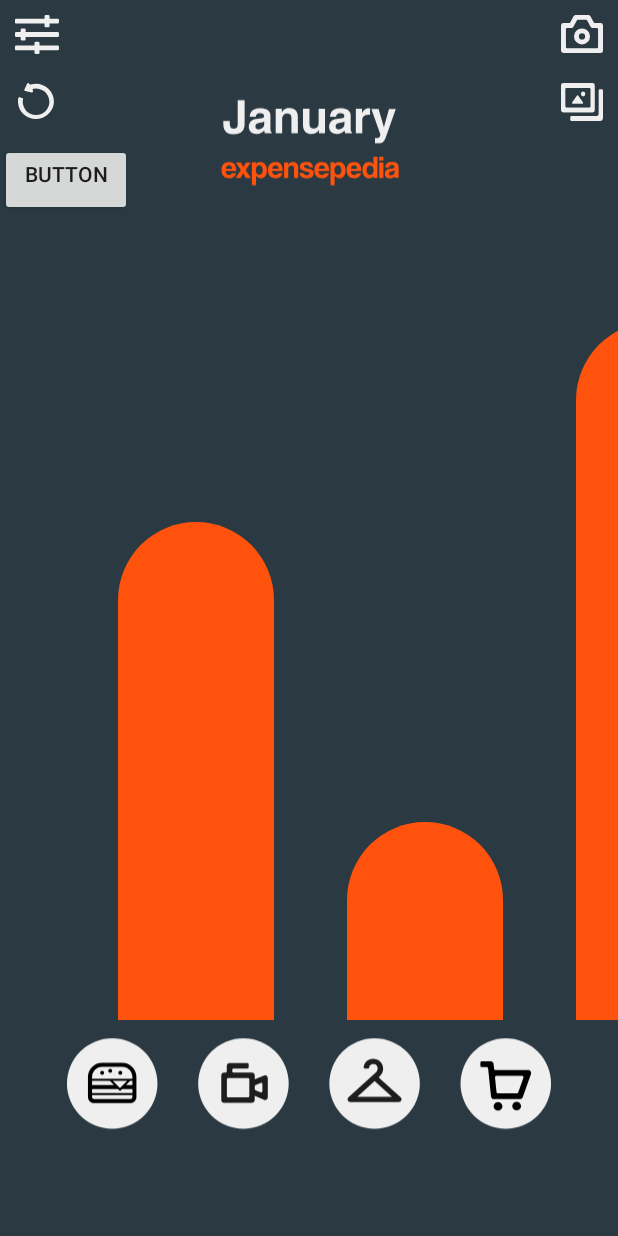
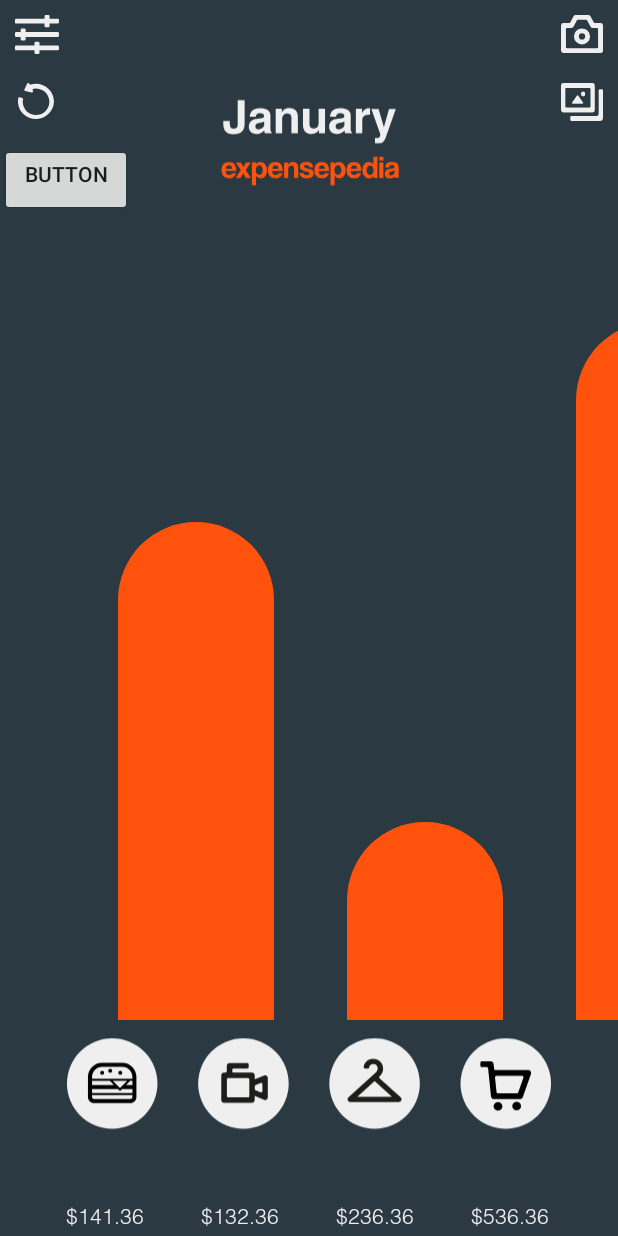
Before and after one commit to xhuang98/Expensepedia, an Android app: the screen it shows after launch (MainActivity), on a phone screen of 412 x 824 dp. Run offline under Robolectric (Android 15) with nearby library versions, the phone set to English and light mode, and no system bars; our stand-ins replace Firebase (no records; nobody signed in at launch, a user with empty details on screens opened directly).

Commit message:
Added TextView for prices for the graphs

```diff
--- a/app/src/main/java/uofthacks/expensepedia/MainActivity.java
+++ b/app/src/main/java/uofthacks/expensepedia/MainActivity.java
@@ -49,8 +49,6 @@ public class MainActivity extends AppCompatActivity {
         super.onCreate(savedInstanceState);
         setContentView(R.layout.activity_main);
         CustomView customView = new CustomView(this);
-
-
 
         ImageButton button = findViewById(R.id.button);
 
--- a/app/src/main/res/layout/activity_main.xml
+++ b/app/src/main/res/layout/activity_main.xml
@@ -85,5 +85,60 @@
         tools:layout_editor_absoluteX="0dp"
         tools:layout_editor_absoluteY="0dp" />
 
+    <TextView
+        android:id="@+id/food_expense"
+        android:layout_width="wrap_content"
+        android:layout_height="wrap_content"
+        android:layout_marginStart="44dp"
+        android:layout_marginLeft="40dp"
+        android:layout_marginBottom="4dp"
+        android:text="$141.36"
+        android:layout_centerHorizontal="true"
+        android:textColor="@color/wh"
+        app:fontFamily="@font/helveticaltstd_light"
+        app:layout_constraintBottom_toBottomOf="parent"
+        app:layout_constraintStart_toStartOf="parent" />
+
+    <TextView
+        android:id="@+id/enter_expense"
+        android:layout_width="wrap_content"
+        android:layout_height="wrap_content"
+        android:layout_centerHorizontal="true"
+        android:layout_marginStart="38dp"
+        android:layout_marginLeft="8dp"
+        android:layout_marginBottom="4dp"
+        android:text="$132.36"
+        android:textColor="@color/wh"
+        app:fontFamily="@font/helveticaltstd_light"
+        app:layout_constraintBottom_toBottomOf="parent"
+        app:layout_constraintStart_toEndOf="@+id/food_expense" />
+
+    <TextView
+        android:id="@+id/cloth_expense"
+        android:layout_width="wrap_content"
+        android:layout_height="wrap_content"
+        android:layout_centerHorizontal="true"
+        android:layout_marginStart="38dp"
+        android:layout_marginLeft="8dp"
+        android:layout_marginBottom="4dp"
+        android:text="$236.36"
+        android:textColor="@color/wh"
+        app:fontFamily="@font/helveticaltstd_light"
+        app:layout_constraintBottom_toBottomOf="parent"
+        app:layout_constraintStart_toEndOf="@+id/enter_expense" />
+
+    <TextView
+        android:id="@+id/other_expense"
+        android:layout_width="wrap_content"
+        android:layout_height="wrap_content"
+        android:layout_centerHorizontal="true"
+        android:layout_marginStart="38dp"
+        android:layout_marginLeft="8dp"
+        android:layout_marginBottom="4dp"
+        android:text="$536.36"
+        android:textColor="@color/wh"
+        app:fontFamily="@font/helveticaltstd_light"
+        app:layout_constraintBottom_toBottomOf="parent"
+        app:layout_constraintStart_toEndOf="@+id/cloth_expense" />
 
 </android.support.constraint.ConstraintLayout>
--- a/app/src/main/res/values/colors.xml
+++ b/app/src/main/res/values/colors.xml
@@ -4,4 +4,5 @@
     <color name="colorPrimaryDark">#00574B</color>
     <color name="colorAccent">#D81B60</color>
     <color name="organu">#FF530D</color>
+    <color name="wh">#EFEFEF</color>
 </resources>
```
Also changed, not shown: app/src/main/res/font/helveticaltstd_light.otf (added).
